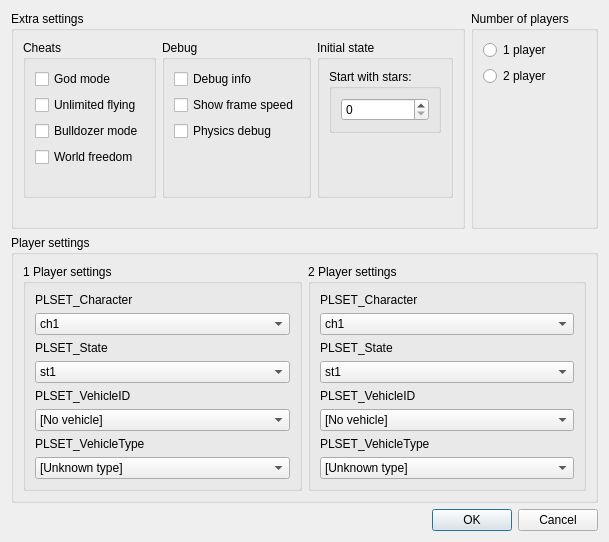
Above: Editor/main_window/testing/testing_settings.ui from WohlSoft/Moondust-Project before the change. Below: the same form after it.
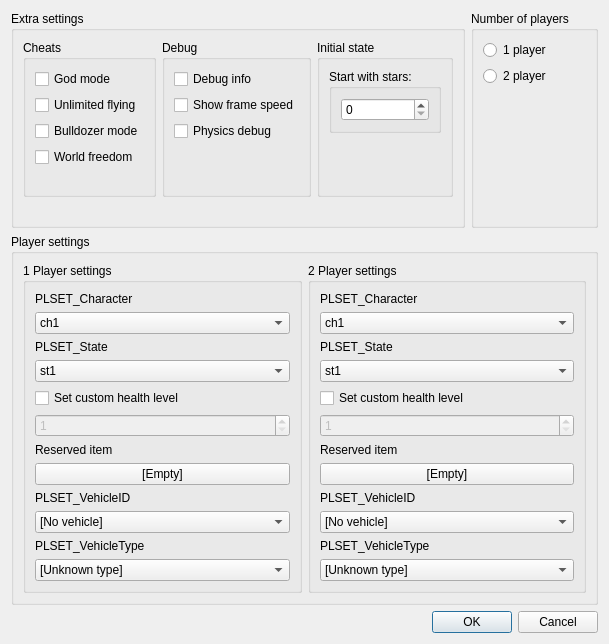
That is the form after the change. Icons and pictures are not drawn.

Commit message:
Editor: Added health and item test settings
These settings can be assigned at supported engines to specify initial health or reserved item while testing levels.

```diff
--- a/Editor/main_window/testing/testing_settings.ui
+++ b/Editor/main_window/testing/testing_settings.ui
@@ -7,7 +7,7 @@
     <x>0</x>
     <y>0</y>
     <width>606</width>
-    <height>542</height>
+    <height>644</height>
    </rect>
   </property>
   <property name="windowTitle">
@@ -237,18 +237,18 @@
          <string>1 Player settings</string>
         </property>
         <layout class="QGridLayout" name="gridLayout_3">
-         <item row="0" column="0">
-          <widget class="QLabel" name="label">
+         <item row="7" column="0">
+          <widget class="QPushButton" name="p1_reserved">
            <property name="text">
-            <string comment="Character">PLSET_Character</string>
+            <string notr="true">[Empty]</string>
            </property>
           </widget>
          </item>
-         <item row="1" column="0">
-          <widget class="QComboBox" name="p1_character">
+         <item row="9" column="0">
+          <widget class="QComboBox" name="p1_vehicleID">
            <item>
             <property name="text">
-             <string notr="true">ch1</string>
+             <string notr="true">[No vehicle]</string>
             </property>
            </item>
            <item>
@@ -273,6 +273,26 @@
            </item>
           </widget>
          </item>
+         <item row="8" column="0">
+          <widget class="QLabel" name="label_5">
+           <property name="text">
+            <string comment="translate as &quot;Vehicle&quot;">PLSET_VehicleID</string>
+           </property>
+          </widget>
+         </item>
+         <item row="13" column="0">
+          <spacer name="verticalSpacer_3">
+           <property name="orientation">
+            <enum>Qt::Vertical</enum>
+           </property>
+           <property name="sizeHint" stdset="0">
+            <size>
+             <width>20</width>
+             <height>40</height>
+            </size>
+           </property>
+          </spacer>
+         </item>
          <item row="2" column="0">
           <widget class="QLabel" name="label_2">
            <property name="text">
@@ -319,44 +339,14 @@
            </item>
           </widget>
          </item>
-         <item row="8" column="0">
-          <spacer name="verticalSpacer_3">
-           <property name="orientation">
-            <enum>Qt::Vertical</enum>
+         <item row="0" column="0">
+          <widget class="QLabel" name="label">
+           <property name="text">
+            <string comment="Character">PLSET_Character</string>
            </property>
-           <property name="sizeHint" stdset="0">
-            <size>
-             <width>20</width>
-             <height>40</height>
-            </size>
-           </property>
-          </spacer>
-         </item>
-         <item row="5" column="0">
-          <widget class="QComboBox" name="p1_vehicleID">
-           <item>
-            <property name="text">
-             <string notr="true">[No vehicle]</string>
-            </property>
-           </item>
-           <item>
-            <property name="text">
-             <string notr="true">Vehicle 1</string>
-            </property>
-           </item>
-           <item>
-            <property name="text">
-             <string notr="true">Vehicle 2</string>
-            </property>
-           </item>
-           <item>
-            <property name="text">
-             <string notr="true">Vehicle 3</string>
-            </property>
-           </item>
           </widget>
          </item>
-         <item row="7" column="0">
+         <item row="11" column="0">
           <widget class="QComboBox" name="p1_vehicleType">
            <item>
             <property name="text">
@@ -405,20 +395,66 @@
            </item>
           </widget>
          </item>
-         <item row="4" column="0">
-          <widget class="QLabel" name="label_5">
-           <property name="text">
-            <string comment="translate as &quot;Vehicle&quot;">PLSET_VehicleID</string>
-           </property>
-          </widget>
-         </item>
-         <item row="6" column="0">
+         <item row="10" column="0">
           <widget class="QLabel" name="label_7">
            <property name="text">
             <string comment="translate as &quot;Vehicle type&quot;">PLSET_VehicleType</string>
            </property>
           </widget>
          </item>
+         <item row="1" column="0">
+          <widget class="QComboBox" name="p1_character">
+           <item>
+            <property name="text">
+             <string notr="true">ch1</string>
+            </property>
+           </item>
+           <item>
+            <property name="text">
+             <string notr="true">ch2</string>
+            </property>
+           </item>
+           <item>
+            <property name="text">
+             <string notr="true">ch3</string>
+            </property>
+           </item>
+           <item>
+            <property name="text">
+             <string notr="true">ch4</string>
+            </property>
+           </item>
+           <item>
+            <property name="text">
+             <string notr="true">ch5</string>
+            </property>
+           </item>
+          </widget>
+         </item>
+         <item row="4" column="0">
+          <widget class="QCheckBox" name="p1_health_en">
+           <property name="text">
+            <string>Set custom health level</string>
+           </property>
+          </widget>
+         </item>
+         <item row="6" column="0">
+          <widget class="QLabel" name="p1_reserved_label">
+           <property name="text">
+            <string>Reserved item</string>
+           </property>
+          </widget>
+         </item>
+         <item row="5" column="0">
+          <widget class="QSpinBox" name="p1_health">
+           <property name="enabled">
+            <bool>false</bool>
+           </property>
+           <property name="minimum">
+            <number>1</number>
+           </property>
+          </widget>
+         </item>
         </layout>
        </widget>
       </item>
@@ -434,18 +470,12 @@
          <string>2 Player settings</string>
         </property>
         <layout class="QGridLayout" name="gridLayout_4">
-         <item row="8" column="0">
-          <spacer name="verticalSpacer_4">
-           <property name="orientation">
-            <enum>Qt::Vertical</enum>
+         <item row="6" column="0">
+          <widget class="QLabel" name="p2_reserved_label">
+           <property name="text">
+            <string>Reserved item</string>
            </property>
-           <property name="sizeHint" stdset="0">
-            <size>
-             <width>20</width>
-             <height>40</height>
-            </size>
-           </property>
-          </spacer>
+          </widget>
          </item>
          <item row="3" column="0">
           <widget class="QComboBox" name="p2_state">
@@ -486,12 +516,18 @@
            </item>
           </widget>
          </item>
-         <item row="2" column="0">
-          <widget class="QLabel" name="label_4">
-           <property name="text">
-            <string comment="Character">PLSET_State</string>
+         <item row="12" column="0">
+          <spacer name="verticalSpacer_4">
+           <property name="orientation">
+            <enum>Qt::Vertical</enum>
            </property>
-          </widget>
+           <property name="sizeHint" stdset="0">
+            <size>
+             <width>20</width>
+             <height>40</height>
+            </size>
+           </property>
+          </spacer>
          </item>
          <item row="0" column="0">
           <widget class="QLabel" name="label_3">
@@ -500,74 +536,50 @@
            </property>
           </widget>
          </item>
-         <item row="1" column="0">
-          <widget class="QComboBox" name="p2_character">
-           <item>
-            <property name="text">
-             <string notr="true">ch1</string>
-            </property>
-           </item>
-           <item>
-            <property name="text">
-             <string notr="true">ch2</string>
-            </property>
-           </item>
-           <item>
-            <property name="text">
-             <string notr="true">ch3</string>
-            </property>
-           </item>
-           <item>
-            <property name="text">
-             <string notr="true">ch4</string>
-            </property>
-           </item>
-           <item>
-            <property name="text">
-             <string notr="true">ch5</string>
-            </property>
-           </item>
-          </widget>
-         </item>
-         <item row="5" column="0">
-          <widget class="QComboBox" name="p2_vehicleID">
-           <item>
-            <property name="text">
-             <string notr="true">[No vehicle]</string>
-            </property>
-           </item>
-           <item>
-            <property name="text">
-             <string notr="true">Vehicle 1</string>
-            </property>
-           </item>
-           <item>
-            <property name="text">
-             <string notr="true">Vehicle 2</string>
-            </property>
-           </item>
-           <item>
-            <property name="text">
-             <string notr="true">Vehicle 3</string>
-            </property>
-           </item>
-          </widget>
-         </item>
-         <item row="4" column="0">
+         <item row="8" column="0">
           <widget class="QLabel" name="label_6">
            <property name="text">
             <string comment="translate as &quot;Vehicle&quot;">PLSET_VehicleID</string>
            </property>
           </widget>
          </item>
-         <item row="6" column="0">
-          <widget class="QLabel" name="label_8">
+         <item row="2" column="0">
+          <widget class="QLabel" name="label_4">
            <property name="text">
-            <string comment="translate as &quot;Vehicle type&quot;">PLSET_VehicleType</string>
+            <string comment="Character">PLSET_State</string>
            </property>
           </widget>
          </item>
-         <item row="7" column="0">
+         <item row="1" column="0">
+          <widget class="QComboBox" name="p2_character">
+           <item>
+            <property name="text">
+             <string notr="true">ch1</string>
+            </property>
+           </item>
+           <item>
+            <property name="text">
+             <string notr="true">ch2</string>
+            </property>
+           </item>
+           <item>
+            <property name="text">
+             <string notr="true">ch3</string>
+            </property>
+           </item>
+           <item>
+            <property name="text">
+             <string notr="true">ch4</string>
+            </property>
+           </item>
+           <item>
+            <property name="text">
+             <string notr="true">ch5</string>
+            </property>
+           </item>
+          </widget>
+         </item>
+         <item row="11" column="0">
           <widget class="QComboBox" name="p2_vehicleType">
            <item>
             <property name="text">
@@ -616,6 +628,61 @@
            </item>
           </widget>
          </item>
+         <item row="7" column="0">
+          <widget class="QPushButton" name="p2_reserved">
+           <property name="text">
+            <string notr="true">[Empty]</string>
+           </property>
+          </widget>
+         </item>
+         <item row="10" column="0">
+          <widget class="QLabel" name="label_8">
+           <property name="text">
+            <string comment="translate as &quot;Vehicle type&quot;">PLSET_VehicleType</string>
+           </property>
+          </widget>
+         </item>
+         <item row="9" column="0">
+          <widget class="QComboBox" name="p2_vehicleID">
+           <item>
+            <property name="text">
+             <string notr="true">[No vehicle]</string>
+            </property>
+           </item>
+           <item>
+            <property name="text">
+             <string notr="true">Vehicle 1</string>
+            </property>
+           </item>
+           <item>
+            <property name="text">
+             <string notr="true">Vehicle 2</string>
+            </property>
+           </item>
+           <item>
+            <property name="text">
+             <string notr="true">Vehicle 3</string>
+            </property>
+           </item>
+          </widget>
+         </item>
+         <item row="5" column="0">
+          <widget class="QSpinBox" name="p2_health">
+           <property name="enabled">
+            <bool>false</bool>
+           </property>
+           <property name="minimum">
+            <number>1</number>
+           </property>
+          </widget>
+         </item>
+         <item row="4" column="0">
+          <widget class="QCheckBox" name="p2_health_en">
+           <property name="text">
+            <string>Set custom health level</string>
+           </property>
+          </widget>
+         </item>
         </layout>
        </widget>
       </item>
```
Left out of the diff: 47 changed lines with no effect on the pictures. The commit also changes 12 other files.
